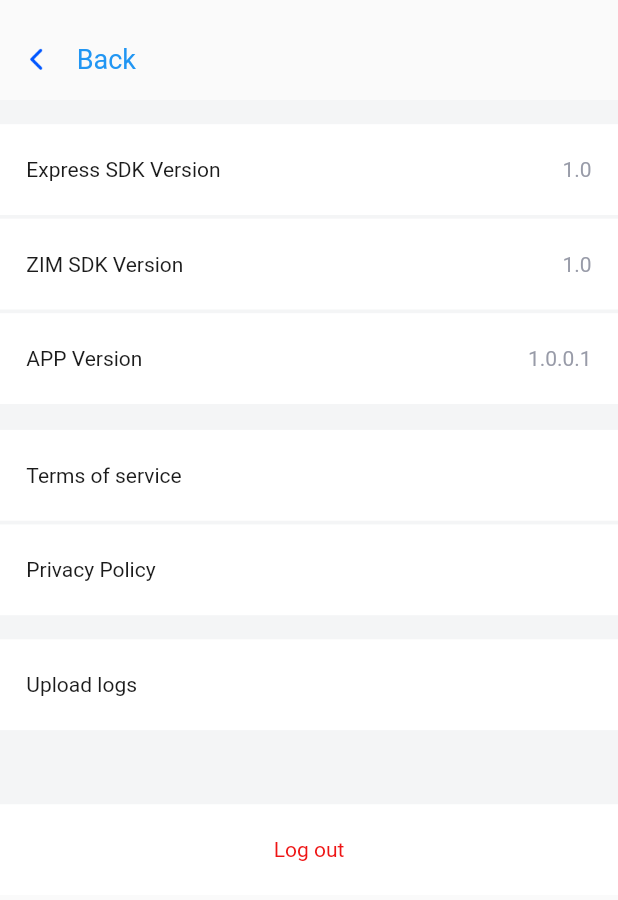
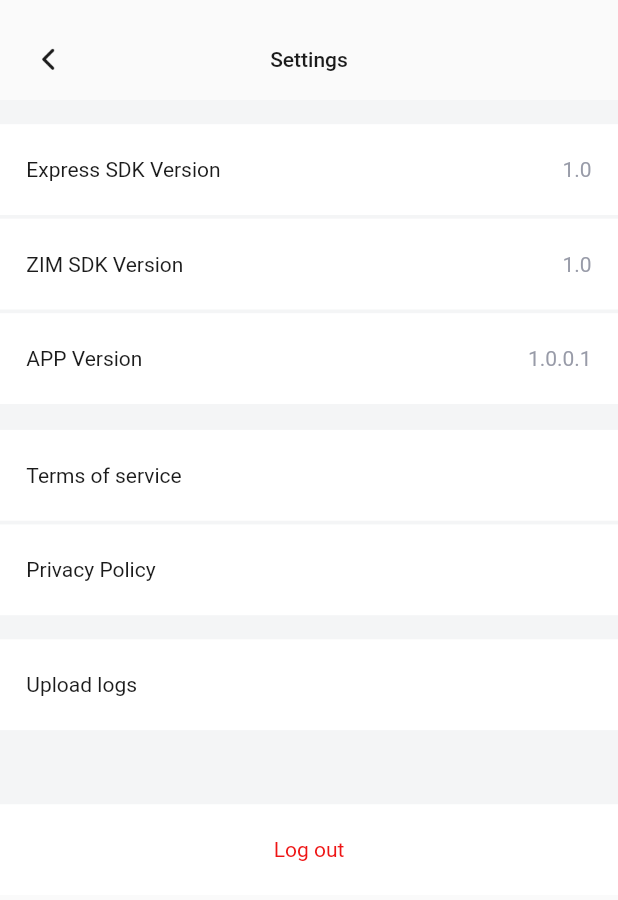
Before and after one commit to ZEGOCLOUD/call_flutter, a Flutter app: the SettingsPage screen opened by its route, on a phone screen of 412 x 824 dp. Shown: the top 900 px of the screen. Run offline on Flutter 3.47's test engine with Material 2 defaults, Android fonts, the light colour scheme and no system bars; our stand-ins replace awesome_notifications, device_info_plus, firebase_auth, firebase_core, firebase_database, firebase_messaging and 10 more; missing offline and left inert: dart:ffi, flutter_background, flutter_bugly, zego_express_engine; accounts and stored records are empty; generated files the repository leaves out were written again.

Commit message:
style navigation bar of pages

```diff
--- a/lib/common/style/styles.dart
+++ b/lib/common/style/styles.dart
@@ -38,6 +38,7 @@ class StyleIconUrls {
 class StyleConstant {
   static const appBarTitleSize = 17.0;
   static const settingsFontSize = 14.0;
+  static const browserFontSize = 14.0;
 
   static const settingAppBar = TextStyle(
     color: Colors.black,
@@ -53,6 +54,11 @@ class StyleConstant {
   );
   static const settingLogout = TextStyle(
     color: StyleColors.red,
+    fontSize: settingsFontSize,
+  );
+
+  static const browserTitle = TextStyle(
+    color: StyleColors.dark,
     fontSize: settingsFontSize,
   );
 
--- a/lib/page/browser.dart
+++ b/lib/page/browser.dart
@@ -1,6 +1,7 @@
 import 'package:flutter/material.dart';
 import 'package:flutter_hooks/flutter_hooks.dart';
 import 'package:webview_flutter/webview_flutter.dart';
+import 'package:zego_call_flutter/common/style/styles.dart';
 
 import '../constants/zego_page_constant.dart';
 import 'navigation_back_bar.dart';
@@ -22,7 +23,11 @@ class Browser extends HookWidget {
         body: SafeArea(
       child: Column(
         children: [
-          NavigationBackBar(targetBackUrl: backURL, title: title.value),
+          NavigationBackBar(
+              targetBackUrl: backURL,
+              title: title.value,
+              titleStyle: StyleConstant.browserTitle,
+              iconColor: StyleConstant.browserTitle.color),
           SizedBox(
             height: 1130.h,
             child: WebView(
--- a/lib/page/navigation_back_bar.dart
+++ b/lib/page/navigation_back_bar.dart
@@ -1,4 +1,3 @@
-import 'package:flutter/cupertino.dart';
 import 'package:flutter/material.dart';
 import 'package:flutter_hooks/flutter_hooks.dart';
 
@@ -8,10 +7,20 @@ import 'package:zego_call_flutter/common/style/styles.dart';
 
 class NavigationBackBar extends HookWidget {
   final String targetBackUrl;
-  String title;
 
-  NavigationBackBar(
-      {required this.targetBackUrl, this.title = "Back", Key? key})
+  final Color? iconColor;
+
+  final String title;
+  final TextAlign titleAlign;
+  final TextStyle titleStyle;
+
+  const NavigationBackBar(
+      {required this.targetBackUrl,
+      required this.titleStyle,
+      this.iconColor,
+      this.title = "Back",
+      this.titleAlign = TextAlign.left,
+      Key? key})
       : super(key: key);
 
   @override
@@ -19,30 +28,34 @@ class NavigationBackBar extends HookWidget {
     return SizedBox(
         width: 750.w,
         height: 88.h,
+        child: TextButton(
+          // <-- TextButton
+          onPressed: () {
+            Navigator.pushReplacementNamed(context, targetBackUrl);
+          },
           child: Row(
-        children: [
-          GestureDetector(
-              child: Row(
+            mainAxisSize: MainAxisSize.max,
             children: [
               Image(
                   image: const AssetImage(StyleIconUrls.navigatorBack),
-                      width: 88.w),
-                  SizedBox(width: 5.w),
-                  SizedBox(
-                    width: 655.w,
-                    child: Text(title,
+                  width: 88.w,
+                  color: iconColor),
+              TextAlign.center == titleAlign
+                  ? const Expanded(child: Text(''))
+                  : const Text(''),
+              Text(title,
                   softWrap: true,
+                  textAlign: TextAlign.center,
                   overflow: TextOverflow.ellipsis,
-                        style: StyleConstant.backText),
-                  )
+                  style: titleStyle),
+              TextAlign.center == titleAlign
+                  ? const Expanded(child: Text(''))
+                  : const Text(''),
+              TextAlign.center == titleAlign
+                  ? SizedBox(width: 88.w)
+                  : const Text('')
             ],
           ),
-              onTap: () {
-                Navigator.pushReplacementNamed(context, targetBackUrl);
-              }),
-          const Expanded(child: Text('')),
-        ],
-      ),
-    );
+        ));
   }
 }
--- a/lib/page/settings/settings_page.dart
+++ b/lib/page/settings/settings_page.dart
@@ -6,7 +6,7 @@ import 'package:zego_call_flutter/page/settings/settings_browser_block.dart';
 import 'package:zego_call_flutter/page/settings/settings_logout_block.dart';
 import 'package:zego_call_flutter/page/settings/settings_upload_log_block.dart';
 import 'package:zego_call_flutter/page/settings/settings_version_block.dart';
-import 'package:flutter_screenutil/flutter_screenutil.dart';
+import 'package:flutter_gen/gen_l10n/zego_call_localizations.dart';
 
 import '../../common/style/styles.dart';
 import '../../constants/zego_page_constant.dart';
@@ -25,7 +25,12 @@ class SettingsPage extends HookWidget {
                 child: Column(
                     mainAxisAlignment: MainAxisAlignment.start,
                     children: [
-                      NavigationBackBar(targetBackUrl: PageRouteNames.welcome),
+                      NavigationBackBar(
+                          targetBackUrl: PageRouteNames.welcome,
+                          title: AppLocalizations.of(context)!.roomPageSettings,
+                          titleAlign: TextAlign.center,
+                          titleStyle: StyleConstant.settingTitle,
+                          iconColor: StyleConstant.settingTitle.color),
                       Container(
                           decoration: const BoxDecoration(
                               color: StyleColors.settingsBackgroundColor),
--- a/lib/page/users/online_list_page.dart
+++ b/lib/page/users/online_list_page.dart
@@ -41,7 +41,6 @@ class OnlineListPage extends HookWidget {
         const NavigationBackBar(
             targetBackUrl: PageRouteNames.welcome,
             title: "Back",
-            titleAlign: TextAlign.center,
             titleStyle: StyleConstant.backText),
         SizedBox(height: 10.h),
         const OnlineListTitleBar(),
```
Lines whose indentation alone changed are shown as unchanged.
